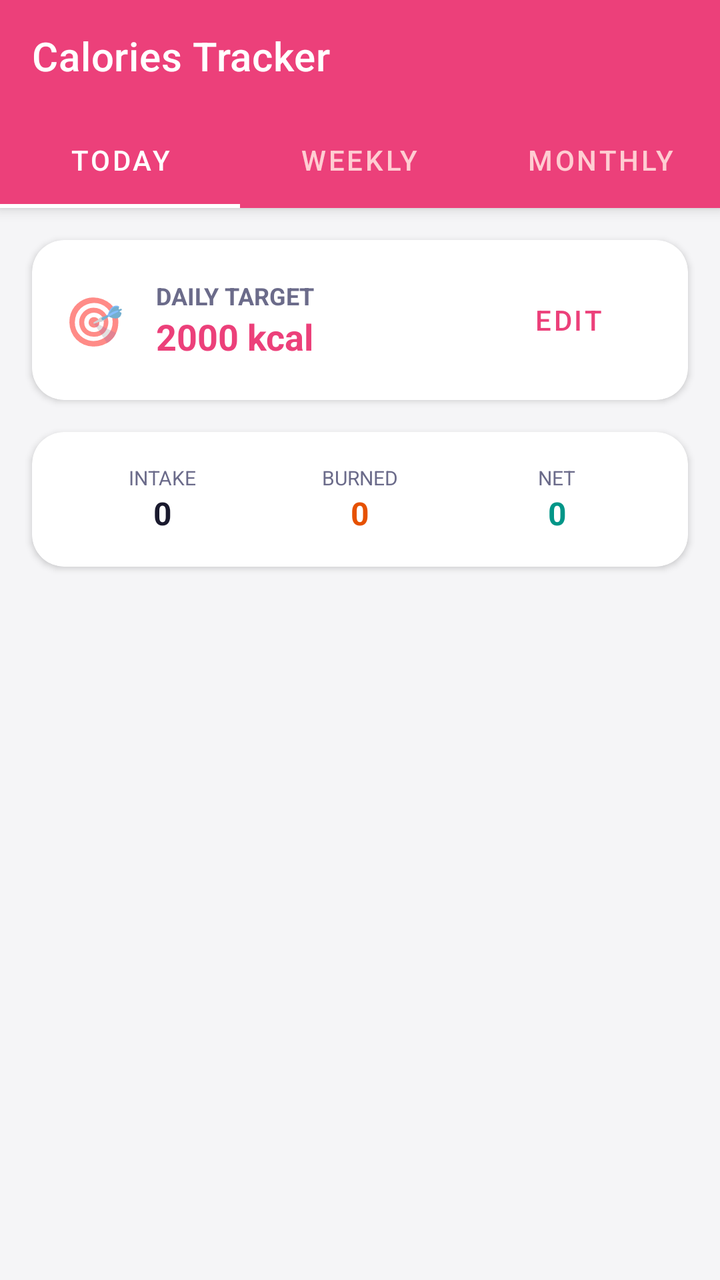
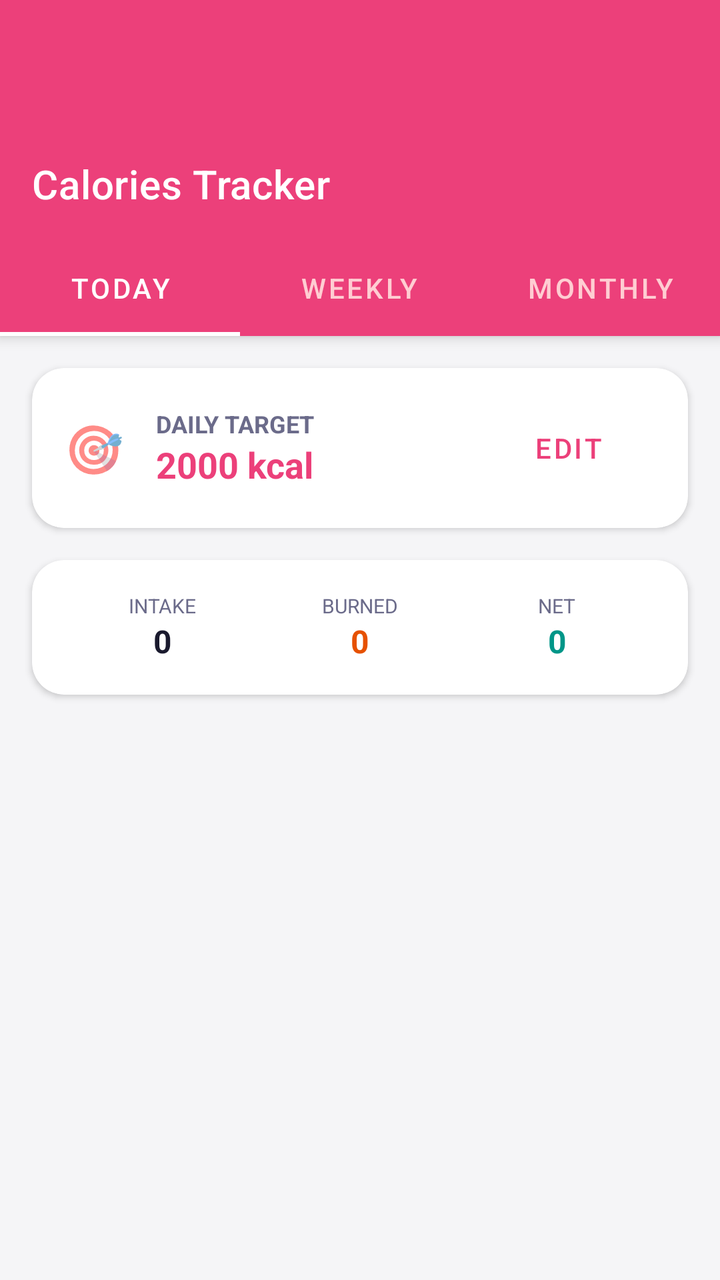

Compare the two renders of this Android layout. The source of the first and the diff that turns it into the second are given below.
<!-- AndroidManifest.xml: application theme Theme.DailyRoutine -->
<!-- res/layout/activity_calories.xml -->
<?xml version="1.0" encoding="utf-8"?>
<androidx.coordinatorlayout.widget.CoordinatorLayout xmlns:android="http://schemas.android.com/apk/res/android"
    xmlns:app="http://schemas.android.com/apk/res-auto"
    android:layout_width="match_parent"
    android:layout_height="match_parent"
    android:background="@color/bgPage">

    <com.google.android.material.appbar.AppBarLayout
        android:layout_width="match_parent"
        android:layout_height="wrap_content"
        android:background="@color/healthCalories">

        <androidx.appcompat.widget.Toolbar
            android:id="@+id/toolbar"
            android:layout_width="match_parent"
            android:layout_height="?attr/actionBarSize"
            app:title="Calories Tracker"
            app:titleTextColor="@android:color/white"/>

        <com.google.android.material.tabs.TabLayout
            android:id="@+id/tabLayout"
            android:layout_width="match_parent"
            android:layout_height="wrap_content"
            android:background="@color/healthCalories"
            app:tabTextColor="#FFCDD2"
            app:tabSelectedTextColor="@android:color/white"
            app:tabIndicatorColor="@android:color/white"
            app:tabMode="fixed">
            <com.google.android.material.tabs.TabItem android:layout_width="wrap_content" android:layout_height="wrap_content" android:text="Today"/>
            <com.google.android.material.tabs.TabItem android:layout_width="wrap_content" android:layout_height="wrap_content" android:text="Weekly"/>
            <com.google.android.material.tabs.TabItem android:layout_width="wrap_content" android:layout_height="wrap_content" android:text="Monthly"/>
        </com.google.android.material.tabs.TabLayout>

    </com.google.android.material.appbar.AppBarLayout>

    <LinearLayout
        android:layout_width="match_parent"
        android:layout_height="match_parent"
        android:orientation="vertical"
        app:layout_behavior="@string/appbar_scrolling_view_behavior">

        <com.google.android.material.card.MaterialCardView
            android:layout_width="match_parent"
            android:layout_height="wrap_content"
            android:layout_margin="16dp"
            app:cardCornerRadius="16dp"
            app:cardElevation="2dp">
            <LinearLayout
                android:layout_width="match_parent"
                android:layout_height="wrap_content"
                android:orientation="vertical">

                <LinearLayout
                    android:layout_width="match_parent"
                    android:layout_height="wrap_content"
                    android:orientation="horizontal"
                    android:padding="16dp"
                    android:gravity="center_vertical">
                    <TextView android:layout_width="wrap_content" android:layout_height="wrap_content" android:text="🎯" android:textSize="24sp"/>
                    <LinearLayout android:layout_width="0dp" android:layout_height="wrap_content" android:layout_weight="1" android:layout_marginStart="16dp" android:orientation="vertical">
                        <TextView android:layout_width="wrap_content" android:layout_height="wrap_content" android:text="Daily Target" android:textSize="12sp" android:textStyle="bold" android:textColor="@color/textSecondary" android:textAllCaps="true"/>
                        <TextView android:id="@+id/tvCalorieGoal" android:layout_width="wrap_content" android:layout_height="wrap_content" android:text="2000 kcal" android:textSize="18sp" android:textStyle="bold" android:textColor="@color/healthCalories"/>
                    </LinearLayout>
                    <Button android:id="@+id/btnEditGoal" style="@style/Widget.MaterialComponents.Button.TextButton" android:layout_width="wrap_content" android:layout_height="wrap_content" android:text="Edit" android:textColor="@color/healthCalories"/>
                </LinearLayout>

                <TextView
                    android:id="@+id/tvAnalyzing"
                    android:layout_width="match_parent"
                    android:layout_height="wrap_content"
                    android:text="🔍 AI Engine analyzing meals..."
                    android:textSize="11sp"
                    android:textStyle="italic"
                    android:textColor="@color/primary"
                    android:paddingHorizontal="16dp"
                    android:paddingBottom="12dp"
                    android:visibility="gone"/>
            </LinearLayout>
        </com.google.android.material.card.MaterialCardView>

        <com.google.android.material.card.MaterialCardView
            android:id="@+id/cardEnergyBalance"
            android:layout_width="match_parent"
            android:layout_height="wrap_content"
            android:layout_marginHorizontal="16dp"
            android:layout_marginBottom="16dp"
            app:cardCornerRadius="16dp"
            app:cardElevation="2dp">
            <LinearLayout
                android:layout_width="match_parent"
                android:layout_height="wrap_content"
                android:orientation="horizontal"
                android:padding="16dp"
                android:weightSum="3">
                <LinearLayout android:layout_width="0dp" android:layout_height="wrap_content" android:layout_weight="1" android:orientation="vertical" android:gravity="center">
                    <TextView android:layout_width="wrap_content" android:layout_height="wrap_content" android:text="Intake" android:textSize="10sp" android:textAllCaps="true" android:textColor="@color/textSecondary"/>
                    <TextView android:id="@+id/tvIntakeSum" android:layout_width="wrap_content" android:layout_height="wrap_content" android:text="0" android:textSize="16sp" android:textStyle="bold" android:textColor="@color/textPrimary"/>
                </LinearLayout>
                <LinearLayout android:layout_width="0dp" android:layout_height="wrap_content" android:layout_weight="1" android:orientation="vertical" android:gravity="center">
                    <TextView android:layout_width="wrap_content" android:layout_height="wrap_content" android:text="Burned" android:textSize="10sp" android:textAllCaps="true" android:textColor="@color/textSecondary"/>
                    <TextView android:id="@+id/tvBurnedSum" android:layout_width="wrap_content" android:layout_height="wrap_content" android:text="0" android:textSize="16sp" android:textStyle="bold" android:textColor="#E65100"/>
                </LinearLayout>
                <LinearLayout android:layout_width="0dp" android:layout_height="wrap_content" android:layout_weight="1" android:orientation="vertical" android:gravity="center">
                    <TextView android:layout_width="wrap_content" android:layout_height="wrap_content" android:text="Net" android:textSize="10sp" android:textAllCaps="true" android:textColor="@color/textSecondary"/>
                    <TextView android:id="@+id/tvNetBalance" android:layout_width="wrap_content" android:layout_height="wrap_content" android:text="0" android:textSize="16sp" android:textStyle="bold" android:textColor="@color/healthSync"/>
                </LinearLayout>
            </LinearLayout>
        </com.google.android.material.card.MaterialCardView>

        <FrameLayout
            android:id="@+id/container"
            android:layout_width="match_parent"
            android:layout_height="match_parent">

            
            <LinearLayout
                android:id="@+id/viewToday"
                android:layout_width="match_parent"
                android:layout_height="match_parent"
                android:orientation="vertical"
                android:visibility="visible">

                <LinearLayout
                    android:id="@+id/llTodayEmpty"
                    android:layout_width="match_parent"
                    android:layout_height="match_parent"
                    android:gravity="center"
                    android:orientation="vertical"
                    android:padding="32dp"
                    android:visibility="gone">
                    <TextView android:layout_width="wrap_content" android:layout_height="wrap_content" android:text="🍽️" android:textSize="64sp"/>
                    <TextView android:layout_width="wrap_content" android:layout_height="wrap_content" android:text="No Meals Found" android:textSize="18sp" android:textStyle="bold" android:textColor="@color/textPrimary" android:layout_marginTop="16dp"/>
                    <TextView android:layout_width="wrap_content" android:layout_height="wrap_content" android:text="Add meals to your Nutrition plan to see calorie breakdowns." android:textSize="14sp" android:textColor="@color/textSecondary" android:gravity="center" android:layout_marginTop="8dp"/>
                </LinearLayout>

                <androidx.recyclerview.widget.RecyclerView
                    android:id="@+id/rvTodayCalories"
                    android:layout_width="match_parent"
                    android:layout_height="0dp"
                    android:layout_weight="1"
                    android:paddingHorizontal="16dp"
                    android:clipToPadding="false"/>
                <TextView
                    android:id="@+id/tvDailyWarning"
                    android:layout_width="match_parent"
                    android:layout_height="wrap_content"
                    android:padding="16dp"
                    android:text="⚠️ You have exceeded your daily calorie limit!"
                    android:textColor="#E65100"
                    android:textStyle="bold"
                    android:gravity="center"
                    android:background="#FFF3E0"
                    android:visibility="gone"/>
            </LinearLayout>

            
            <LinearLayout
                android:id="@+id/viewWeekly"
                android:layout_width="match_parent"
                android:layout_height="match_parent"
                android:orientation="vertical"
                android:visibility="gone">

                
                <HorizontalScrollView
                    android:layout_width="match_parent"
                    android:layout_height="300dp"
                    android:scrollbars="none">
                    <LinearLayout
                        android:id="@+id/llWeeklyGraph"
                        android:layout_width="wrap_content"
                        android:layout_height="match_parent"
                        android:orientation="horizontal"
                        android:padding="16dp"
                        android:gravity="bottom"/>
                </HorizontalScrollView>

                <TextView
                    android:id="@+id/tvWeeklyWarning"
                    android:layout_width="match_parent"
                    android:layout_height="wrap_content"
                    android:padding="16dp"
                    android:text="⚠️ You have exceeded your calorie limit for this week!"
                    android:textColor="#E65100"
                    android:textStyle="bold"
                    android:gravity="center"
                    android:background="#FFF3E0"
                    android:visibility="gone"
                    android:layout_marginTop="16dp"/>
            </LinearLayout>

            
            <LinearLayout
                android:id="@+id/viewMonthly"
                android:layout_width="match_parent"
                android:layout_height="match_parent"
                android:orientation="vertical"
                android:visibility="gone">

                <HorizontalScrollView
                    android:layout_width="match_parent"
                    android:layout_height="300dp"
                    android:scrollbars="none">
                    <LinearLayout
                        android:id="@+id/llMonthlyGraph"
                        android:layout_width="wrap_content"
                        android:layout_height="match_parent"
                        android:orientation="horizontal"
                        android:padding="16dp"
                        android:gravity="bottom"/>
                </HorizontalScrollView>

                <TextView
                    android:id="@+id/tvMonthlyWarning"
                    android:layout_width="match_parent"
                    android:layout_height="wrap_content"
                    android:padding="16dp"
                    android:text="⚠️ Limit exceeded in weeks: ..."
                    android:textColor="#E65100"
                    android:textStyle="bold"
                    android:gravity="center"
                    android:background="#FFF3E0"
                    android:visibility="gone"
                    android:layout_marginTop="16dp"/>
            </LinearLayout>

        </FrameLayout>

    </LinearLayout>

</androidx.coordinatorlayout.widget.CoordinatorLayout>
<!-- resources referenced by this layout -->
<resources>
  <color name="bgPage">#F5F5F7</color>
  <color name="healthCalories">#EC407A</color>
  <color name="healthSync">#009688</color>
  <color name="primary">#5B5FEF</color>
  <color name="textPrimary">#1A1A2E</color>
  <color name="textSecondary">#6B6B8A</color>
  <style name="Theme.DailyRoutine" parent="Theme.MaterialComponents.DayNight.NoActionBar">
          <item name="colorPrimary">@color/primary</item>
          <item name="colorPrimaryVariant">@color/primaryDark</item>
          <item name="colorOnPrimary">@android:color/white</item>
          <item name="colorSecondary">@color/accent</item>
          <item name="colorOnSecondary">@android:color/white</item>
          <item name="android:windowBackground">@color/bgPage</item>
          <item name="android:statusBarColor">@color/statusBar</item>
          <item name="android:navigationBarColor">@color/primaryDark</item>
          
          <item name="dialogCornerRadius">16dp</item>
      </style>
  <color name="primaryDark">#3F41C2</color>
  <color name="accent">#7E57C2</color>
  <color name="statusBar">#5B5FEF</color>
</resources>

<!-- the commit's change to res/layout/activity_calories.xml (unified diff, before → after) -->
@@ -8,7 +8,8 @@
     <com.google.android.material.appbar.AppBarLayout
         android:layout_width="match_parent"
         android:layout_height="wrap_content"
-        android:background="@color/healthCalories">
+        android:background="@color/healthCalories"
+        android:paddingTop="64dp">
 
         <androidx.appcompat.widget.Toolbar
             android:id="@+id/toolbar"
@@ -37,6 +38,7 @@
         android:layout_width="match_parent"
         android:layout_height="match_parent"
         android:orientation="vertical"
+        android:paddingBottom="80dp"
         app:layout_behavior="@string/appbar_scrolling_view_behavior">
 
         <com.google.android.material.card.MaterialCardView
